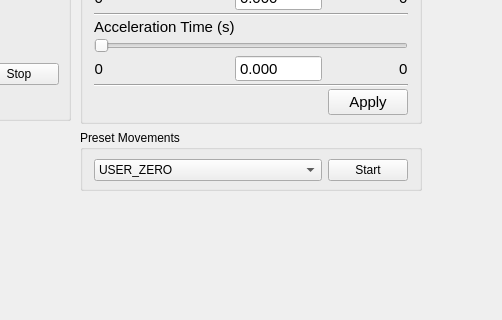
Before: the Qt Designer form nicos_ess/gui/panels/ui_files/hexapod.ui in ess-dmsc/nicos, drawn with Qt 5; both pictures show x 468 to 970 and y 234 to 554 of the 1091 by 763 pixel window.
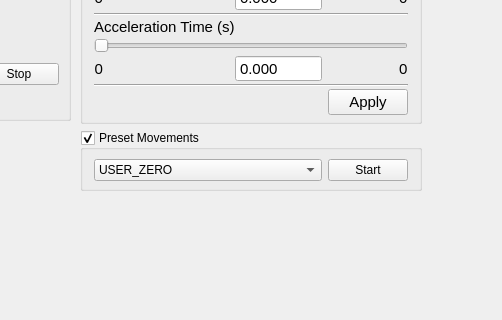
After: the same form once the commit is applied. Icons and pictures are not drawn.

Commit message: add popup on error

The edit to the form file:
```diff
--- a/nicos_ess/gui/panels/ui_files/hexapod.ui
+++ b/nicos_ess/gui/panels/ui_files/hexapod.ui
@@ -1074,6 +1074,9 @@
           <property name="title">
            <string>Preset Movements</string>
           </property>
+          <property name="checkable">
+           <bool>true</bool>
+          </property>
           <layout class="QGridLayout" name="gridLayout_2" columnstretch="1,0">
            <property name="topMargin">
             <number>9</number>
```
The commit also changes 2 other files.
